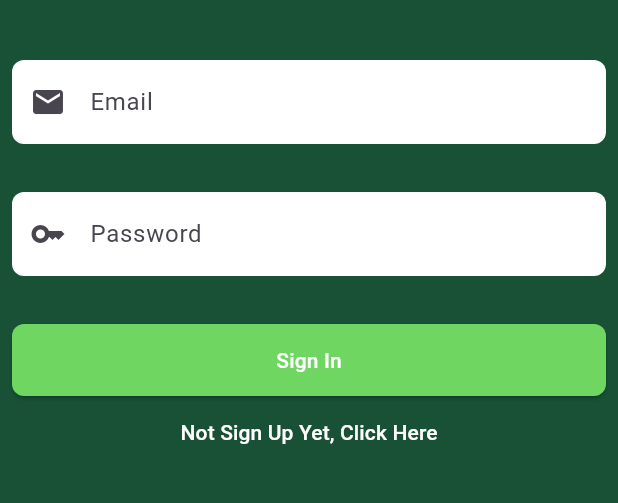
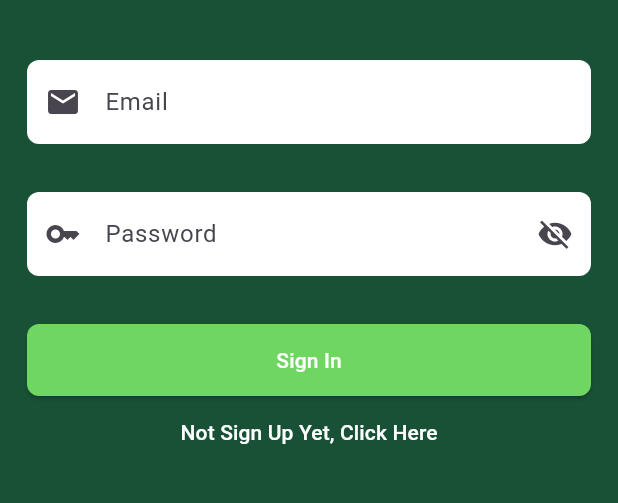
Before and after one commit to Zer0-01/Flutter-Recipe-Shot, a Flutter app: the screen it shows after launch, on a phone screen of 412 x 824 dp, the part 459-962 px from its top. Run offline on Flutter 3.47's test engine with Material 3 defaults, Android fonts, the phone set to English and light mode, and no system bars; our stand-ins replace cloud_firestore, firebase_auth, firebase_core; accounts and stored records are empty.

Commit message:
feat: update UI for the login view
Change the textformfield for the login view
Update README
Add hide password feature

```diff
--- a/lib/features/signIn/view/signin_view.dart
+++ b/lib/features/signIn/view/signin_view.dart
@@ -17,6 +17,7 @@ class SigninView extends StatefulWidget {
 class _SigninViewState extends State<SigninView> {
   final SigninVm vm = SigninVm();
   final _formKey = GlobalKey<FormState>();
+  bool _isObscure = true;
 
   @override
   Widget build(BuildContext context) {
@@ -25,7 +26,7 @@ class _SigninViewState extends State<SigninView> {
       body: Form(
         key: _formKey,
         child: Padding(
-          padding: const EdgeInsets.all(8.0),
+          padding: const EdgeInsets.all(18.0),
           child: Column(
             mainAxisAlignment: MainAxisAlignment.center,
             children: [
@@ -41,7 +42,7 @@ class _SigninViewState extends State<SigninView> {
                 controller: vm.emailController,
                 obscureText: false,
                 hintText: 'Email',
-                icon: Icons.email,
+                leadingIcon: Icons.email,
                 validator: (value) => value!.isEmpty ? 'Enter an email' : null,
               ),
               const SizedBox(
@@ -49,8 +50,15 @@ class _SigninViewState extends State<SigninView> {
               ),
               SigninTextFormFieldWidget(
                 controller: vm.passwordController,
-                obscureText: true,
-                icon: Icons.key,
+                obscureText: _isObscure,
+                leadingIcon: Icons.key,
+                trailingIcon:
+                    _isObscure ? Icons.visibility_off : Icons.visibility,
+                onPressed: () {
+                  setState(() {
+                    _isObscure = !_isObscure;
+                  });
+                },
                 hintText: 'Password',
                 validator: (value) => value!.length < 6
                     ? "Enter a password 6+ characters long"
--- a/lib/features/signIn/view/widget/signin_text_form_field_widget.dart
+++ b/lib/features/signIn/view/widget/signin_text_form_field_widget.dart
@@ -5,16 +5,20 @@ class SigninTextFormFieldWidget extends StatelessWidget {
   final TextEditingController controller;
   final bool obscureText;
   final String hintText;
-  final IconData icon;
+  final IconData? leadingIcon;
+  final IconData? trailingIcon;
   final String? Function(String?)? validator;
+  final void Function()? onPressed;
 
   const SigninTextFormFieldWidget(
       {super.key,
       required this.controller,
       required this.obscureText,
-      required this.icon,
+      required this.leadingIcon,
       this.validator,
-      required this.hintText});
+      required this.hintText,
+      this.trailingIcon,
+      this.onPressed});
 
   @override
   Widget build(BuildContext context) {
@@ -25,7 +29,11 @@ class SigninTextFormFieldWidget extends StatelessWidget {
         hintText: hintText,
         filled: true,
         fillColor: AppColors.whiteColor,
-        prefixIcon: Icon(icon),
+        prefixIcon: Icon(leadingIcon),
+        suffixIcon: IconButton(
+          icon: Icon(trailingIcon),
+          onPressed: onPressed,
+        ),
         border: OutlineInputBorder(
           borderRadius: BorderRadius.circular(8.0),
           borderSide: BorderSide.none,
```
Also changed, not shown: 1 other file.
